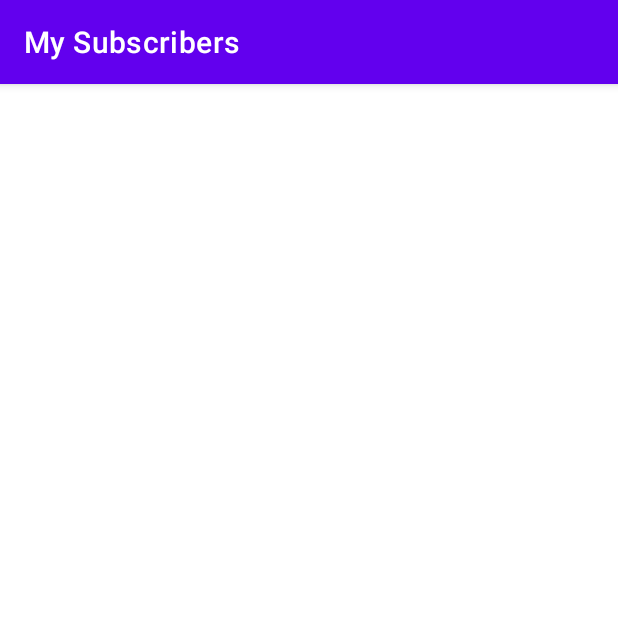
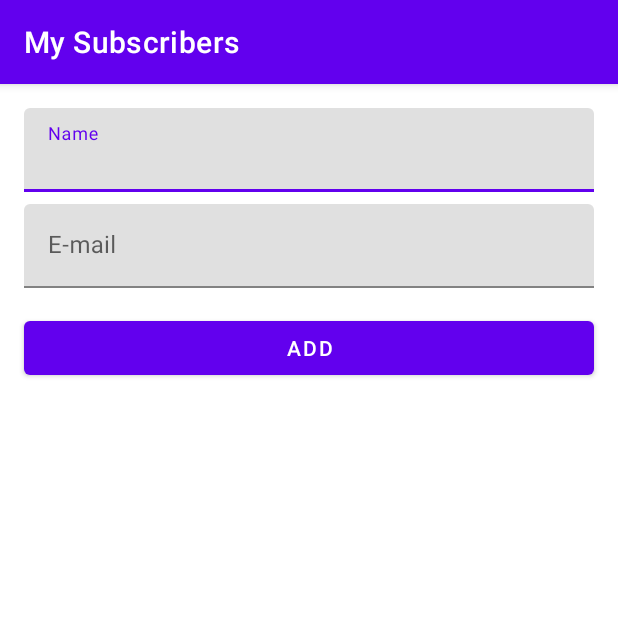
Before and after one commit to Andersons1lva/Grud_Android_Java, an Android app: the screen it shows after launch (MainActivity), on a phone screen of 412 x 824 dp, the top half of it. Run offline under Robolectric (Android 15) with nearby library versions, the phone set to English and light mode, and no system bars.

Commit message:
Alter dependencies navigation.

```diff
--- a/app/src/main/java/com/anderson/mysubscribers/ui/subscriber/SubscriberFragment.kt
+++ b/app/src/main/java/com/anderson/mysubscribers/ui/subscriber/SubscriberFragment.kt
@@ -15,7 +15,7 @@ class SubscriberFragment : Fragment() {
         inflater: LayoutInflater, container: ViewGroup?,
         savedInstanceState: Bundle?
     ): View? {
-        return inflater.inflate(R.layout.fragment_subscriber, container, false)
+        return inflater.inflate(R.layout.subscriber_fragment, container, false)
     }
 
 
--- a/app/src/main/res/layout/activity_main.xml
+++ b/app/src/main/res/layout/activity_main.xml
@@ -13,7 +13,7 @@
         android:layout_width="0dp"
         android:layout_height="0dp"
         app:layout_constraintLeft_toLeftOf="parent"
-        app:layout_constraintLeft_toRightOf="parent"
+        app:layout_constraintRight_toRightOf="parent"
         app:layout_constraintTop_toTopOf="parent"
         app:layout_constraintBottom_toBottomOf="parent"
 
--- a/app/src/main/res/layout/fragment_subscriber.xml
+++ b/app/src/main/res/layout/subscriber_fragment.xml
@@ -1,5 +1,6 @@
 <?xml version="1.0" encoding="utf-8"?>
-<androidx.constraintlayout.widget.ConstraintLayout xmlns:android="http://schemas.android.com/apk/res/android"
+<androidx.constraintlayout.widget.ConstraintLayout
+    xmlns:android="http://schemas.android.com/apk/res/android"
     xmlns:tools="http://schemas.android.com/tools"
     android:layout_width="match_parent"
     android:layout_height="match_parent"
@@ -10,6 +11,9 @@
         android:id="@+id/input_layout_name"
         android:layout_width="0dp"
         android:layout_height="wrap_content"
+        android:layout_marginStart="16dp"
+        android:layout_marginTop="16dp"
+        android:layout_marginEnd="16dp"
         app:layout_constraintEnd_toEndOf="parent"
         app:layout_constraintStart_toStartOf="parent"
         app:layout_constraintTop_toTopOf="parent">
@@ -19,7 +23,7 @@
             android:layout_width="match_parent"
             android:layout_height="wrap_content"
             android:hint="@string/input_name"
-            android:inputType="textCapCharacters"/>
+            android:inputType="textCapCharacters" />
     </com.google.android.material.textfield.TextInputLayout>
 
     <com.google.android.material.textfield.TextInputLayout
@@ -40,4 +44,14 @@
 
     </com.google.android.material.textfield.TextInputLayout>
 
+    <Button
+        android:layout_width="0dp"
+        android:layout_height="wrap_content"
+        android:layout_marginTop="16dp"
+        android:text="@string/subscriber_button"
+        app:layout_constraintEnd_toEndOf="@id/input_layout_email"
+        app:layout_constraintStart_toStartOf="@id/input_layout_email"
+        app:layout_constraintTop_toBottomOf="@id/input_layout_email"/>
+
+
 </androidx.constraintlayout.widget.ConstraintLayout>
--- a/app/src/main/res/navigation/main_graph.xml
+++ b/app/src/main/res/navigation/main_graph.xml
@@ -1,6 +1,14 @@
 <?xml version="1.0" encoding="utf-8"?>
 <navigation xmlns:android="http://schemas.android.com/apk/res/android"
     xmlns:app="http://schemas.android.com/apk/res-auto"
-    android:id="@+id/main_graph">
+    xmlns:tools="http://schemas.android.com/tools"
+    android:id="@+id/main_graph"
+    app:startDestination="@id/subscriberFragment">
+
+    <fragment
+        android:id="@+id/subscriberFragment"
+        android:name="com.anderson.mysubscribers.ui.subscriber.SubscriberFragment"
+        android:label="@string/subscriber_title"
+        tools:layout="@layout/subscriber_fragment" />
 
 </navigation>
--- a/app/src/main/res/values/strings.xml
+++ b/app/src/main/res/values/strings.xml
@@ -1,5 +1,9 @@
 <resources>
     <string name="app_name">My Subscribers</string>
+
+    <!-- SubscriberFragment-->
     <string name="input_name">Name</string>
     <string name="input_email">E-mail</string>
+    <string name="subscriber_button">Add</string>
+    <string name="subscriber_title">Subscriber</string>
 </resources>
```
Also changed, not shown: app/build.gradle (+19 -8 lines).
